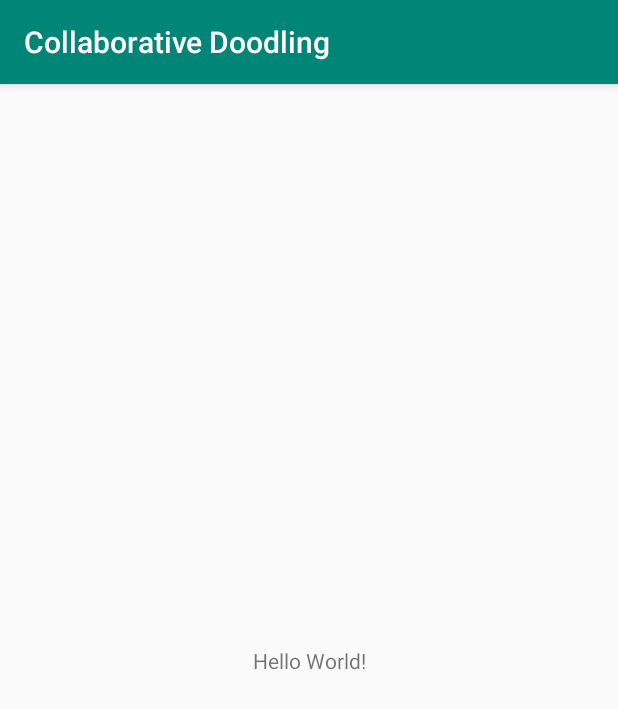
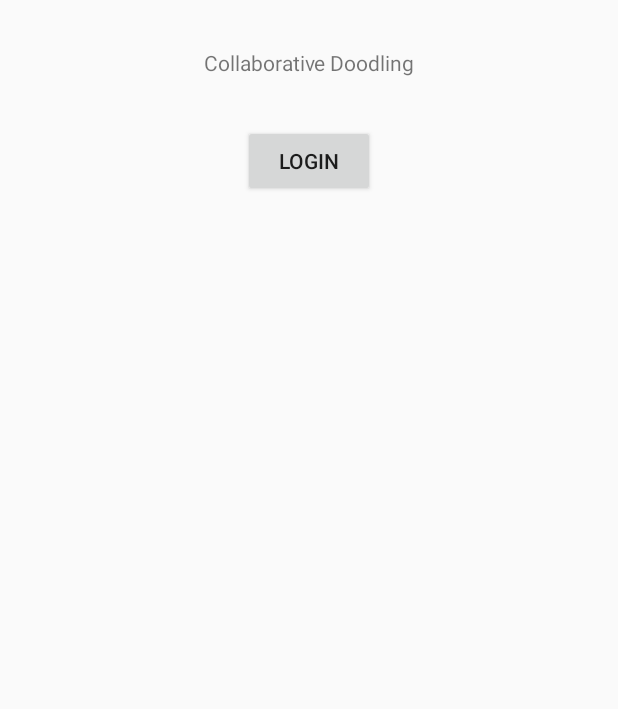
Before and after one commit to ichimichi/Collaborative-Doodling, an Android app: the screen it shows after launch (MainActivity before the commit, LoginActivity after it), on a phone screen of 412 x 824 dp. Shown: the top 709 px of the screen. Run offline under Robolectric (Android 15) with nearby library versions, the phone set to English and light mode, and no system bars.

Commit message:
created basic layouts

```diff
--- a/app/build.gradle
+++ b/app/build.gradle
@@ -24,7 +24,7 @@ android {
 
 dependencies {
     implementation fileTree(dir: 'libs', include: ['*.jar'])
-    implementation"org.jetbrains.kotlin:kotlin-stdlib-jdk7:$kotlin_version"
+    implementation "org.jetbrains.kotlin:kotlin-stdlib-jdk7:$kotlin_version"
     implementation 'androidx.appcompat:appcompat:1.0.0-beta01'
     implementation 'androidx.core:core-ktx:1.1.0-alpha05'
     implementation 'androidx.constraintlayout:constraintlayout:1.1.3'
--- a/app/src/main/AndroidManifest.xml
+++ b/app/src/main/AndroidManifest.xml
@@ -9,7 +9,11 @@
         android:roundIcon="@mipmap/ic_launcher_round"
         android:supportsRtl="true"
         android:theme="@style/AppTheme">
-        <activity android:name=".MainActivity">
+        <activity android:name=".activity.DoodlingActivity">
+        </activity>
+        <activity android:name=".activity.MainActivity">
+        </activity>
+        <activity android:name=".activity.LoginActivity">
             <intent-filter>
                 <action android:name="android.intent.action.MAIN"/>
 
--- /dev/null
+++ b/app/src/main/java/com/softwareengineeringproject/collaborativedoodling/activity/LoginActivity.kt
@@ -0,0 +1,20 @@
+package com.softwareengineeringproject.collaborativedoodling.activity
+
+import android.content.Intent
+import androidx.appcompat.app.AppCompatActivity
+import android.os.Bundle
+import com.softwareengineeringproject.collaborativedoodling.R
+import kotlinx.android.synthetic.main.activity_login.*
+
+class LoginActivity : AppCompatActivity() {
+
+    override fun onCreate(savedInstanceState: Bundle?) {
+        super.onCreate(savedInstanceState)
+        setContentView(R.layout.activity_login)
+
+        loginBtn.setOnClickListener {
+            val intent = Intent( this , MainActivity::class.java)
+            startActivity(intent)
+        }
+    }
+}
--- a/app/src/main/java/com/softwareengineeringproject/collaborativedoodling/MainActivity.kt
+++ b/app/src/main/java/com/softwareengineeringproject/collaborativedoodling/activity/MainActivity.kt
@@ -1,7 +1,8 @@
-package com.softwareengineeringproject.collaborativedoodling
+package com.softwareengineeringproject.collaborativedoodling.activity
 
 import androidx.appcompat.app.AppCompatActivity
 import android.os.Bundle
+import com.softwareengineeringproject.collaborativedoodling.R
 
 class MainActivity : AppCompatActivity() {
 
--- /dev/null
+++ b/app/src/main/res/layout/activity_login.xml
@@ -0,0 +1,24 @@
+<?xml version="1.0" encoding="utf-8"?>
+<androidx.constraintlayout.widget.ConstraintLayout
+    xmlns:android="http://schemas.android.com/apk/res/android"
+    xmlns:tools="http://schemas.android.com/tools"
+    xmlns:app="http://schemas.android.com/apk/res-auto"
+    android:layout_width="match_parent"
+    android:layout_height="match_parent"
+    tools:context=".activity.LoginActivity">
+
+    <Button
+        android:text="Login"
+        android:layout_width="wrap_content"
+        android:layout_height="wrap_content"
+        android:id="@+id/loginBtn" app:layout_constraintEnd_toEndOf="parent" android:layout_marginEnd="8dp"
+        app:layout_constraintStart_toStartOf="parent" android:layout_marginStart="8dp" android:layout_marginTop="32dp"
+        app:layout_constraintTop_toBottomOf="@+id/titleTV"/>
+    <TextView
+        android:text="Collaborative Doodling"
+        android:layout_width="wrap_content"
+        android:layout_height="wrap_content"
+        android:id="@+id/titleTV" android:layout_marginTop="32dp" app:layout_constraintTop_toTopOf="parent"
+        app:layout_constraintStart_toStartOf="parent" android:layout_marginStart="8dp"
+        app:layout_constraintEnd_toEndOf="parent" android:layout_marginEnd="8dp"/>
+</androidx.constraintlayout.widget.ConstraintLayout>
--- a/app/src/main/res/values/styles.xml
+++ b/app/src/main/res/values/styles.xml
@@ -1,7 +1,7 @@
 <resources>
 
     <!-- Base application theme. -->
-    <style name="AppTheme" parent="Theme.AppCompat.Light.DarkActionBar">
+    <style name="AppTheme" parent="Theme.AppCompat.Light.NoActionBar">
         <!-- Customize your theme here. -->
         <item name="colorPrimary">@color/colorPrimary</item>
         <item name="colorPrimaryDark">@color/colorPrimaryDark</item>
```
Also changed, not shown: app/src/main/java/com/softwareengineeringproject/collaborativedoodling/activity/DoodlingActivity.kt (added, +13 -0 lines), app/src/main/res/layout/activity_doodling.xml (added, +10 -0 lines), app/src/main/res/layout/activity_main.xml (+43 -12 lines). Lines whose indentation alone changed are shown as unchanged.
